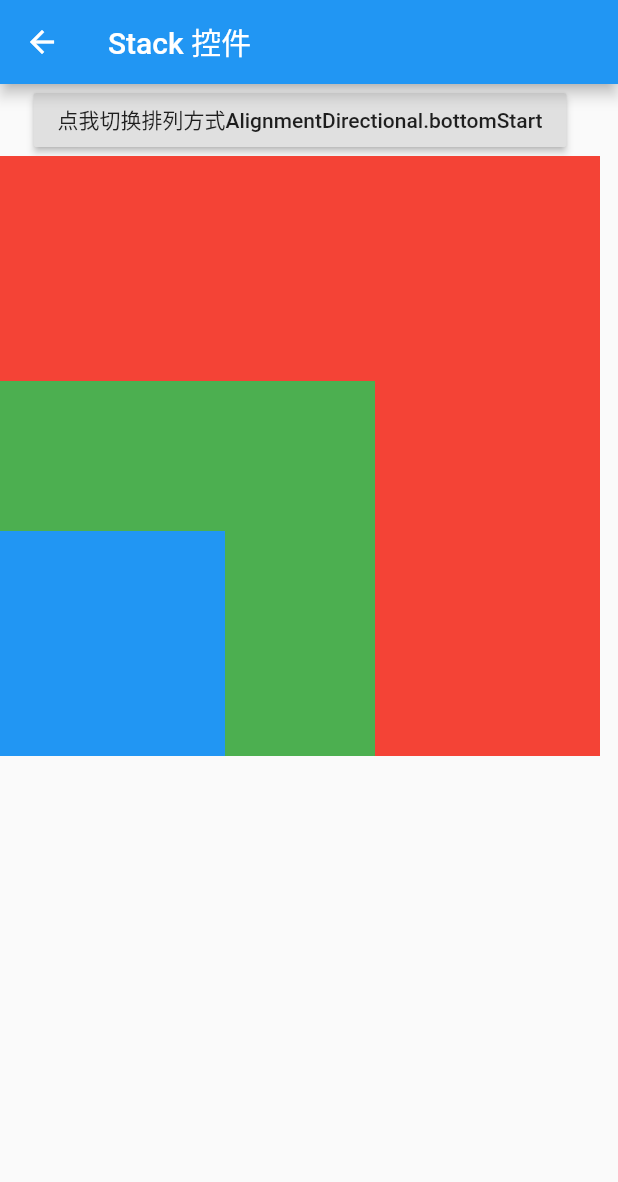
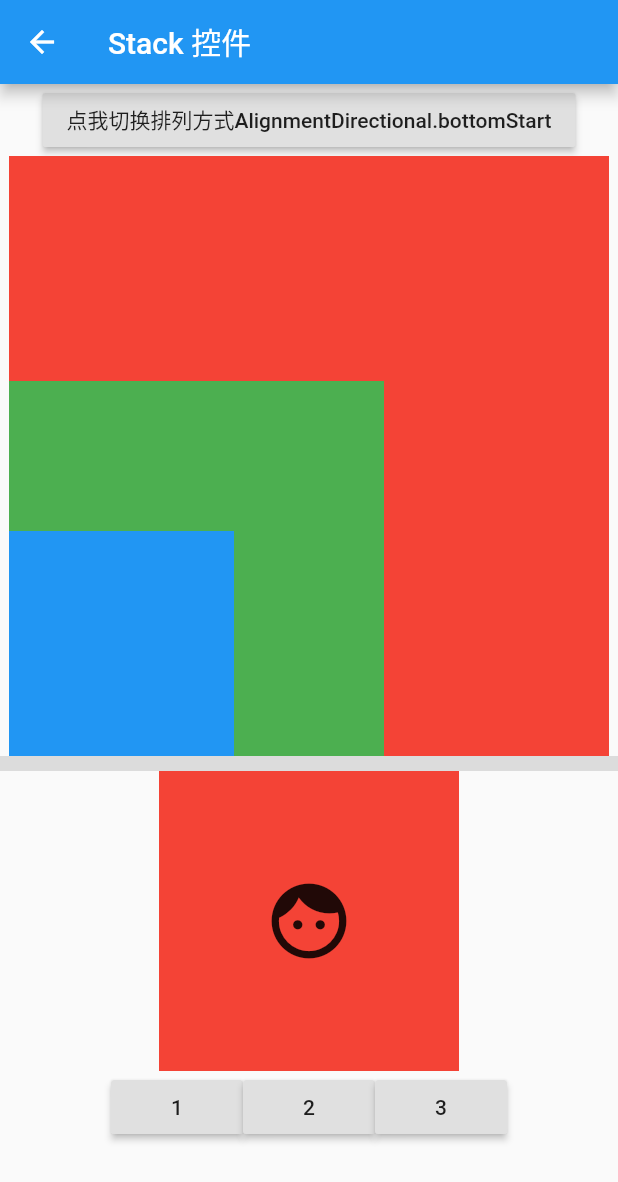
Before and after one commit to rcj60560/flatter_wanandroid, a Flutter app: the LayoutWidgetStack screen opened directly, on a phone screen of 412 x 824 dp. Shown: the top 1182 px of the screen. Run offline on Flutter 3.47's test engine with Material 2 defaults, Android fonts, the phone set to English and light mode, and no system bars; our stand-ins replace flutter_easyrefresh, flutter_swiper; missing offline and left inert: flutter_webview_plugin; network calls fail.

Commit message:
IndexedStack 排列

```diff
--- a/lib/page/widget/layout_widget_stack.dart
+++ b/lib/page/widget/layout_widget_stack.dart
@@ -10,6 +10,7 @@ class LayoutWidgetStack extends StatefulWidget {
 
 class LayoutWidgetStackState extends State<LayoutWidgetStack> {
   int index = 0;
+  int _position = 0;
   List des = List.from([
     AlignmentDirectional.bottomStart,
     AlignmentDirectional.bottomCenter,
@@ -56,10 +57,88 @@ class LayoutWidgetStackState extends State<LayoutWidgetStack> {
                   height: 150,
                 ),
               ],
-            ))
+            )),
+            SizedBox(
+              width: double.infinity,
+              height: 10,
+              child: Container(
+                color: Colors.black12,
+              ),
+            ),
+            _buildIndexStack(),
+            Row(
+              mainAxisAlignment: MainAxisAlignment.center,
+              children: <Widget>[
+                RaisedButton(
+                  onPressed: () {
+                    setState(() {
+                      _position = 0;
+                    });
+                  },
+                  child: Text("1"),
+                ),
+                RaisedButton(
+                  onPressed: () {
+                    setState(() {
+                      _position = 1;
+                    });
+                  },
+                  child: Text("2"),
+                ),
+                RaisedButton(
+                  onPressed: () {
+                    setState(() {
+                      _position = 2;
+                    });
+                  },
+                  child: Text("3"),
+                ),
+              ],
+            )
           ],
         ),
       ),
     );
   }
+
+  _buildIndexStack() {
+    return IndexedStack(
+        index: _position,
+        alignment: AlignmentDirectional.center,
+        children: <Widget>[
+          Center(
+            child: Container(
+              width: 200,
+              height: 200,
+              color: Colors.red,
+              child: Icon(
+                Icons.face,
+                size: 60,
+              ),
+            ),
+          ),
+          Center(
+            child: Container(
+              width: 200,
+              height: 200,
+              color: Colors.yellow,
+              child: Icon(
+                Icons.save_alt,
+                size: 60,
+              ),
+            ),
+          ),
+          Center(
+            child: Container(
+              width: 200,
+              height: 200,
+              color: Colors.greenAccent,
+              child: Icon(
+                Icons.fiber_dvr,
+                size: 60,
+              ),
+            ),
+          ),
+        ]);
+  }
 }
```
